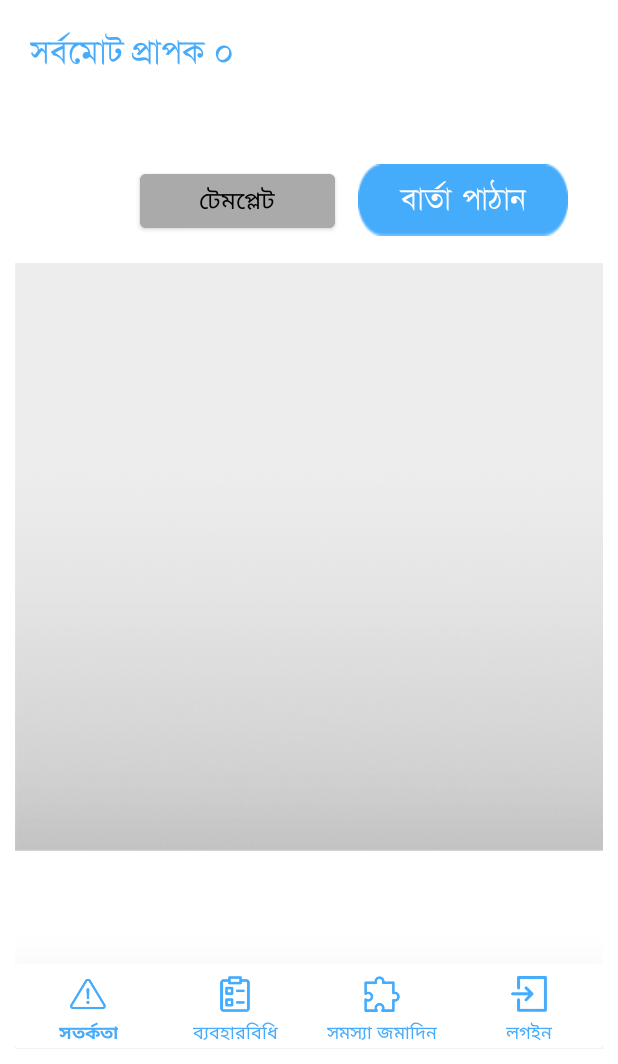
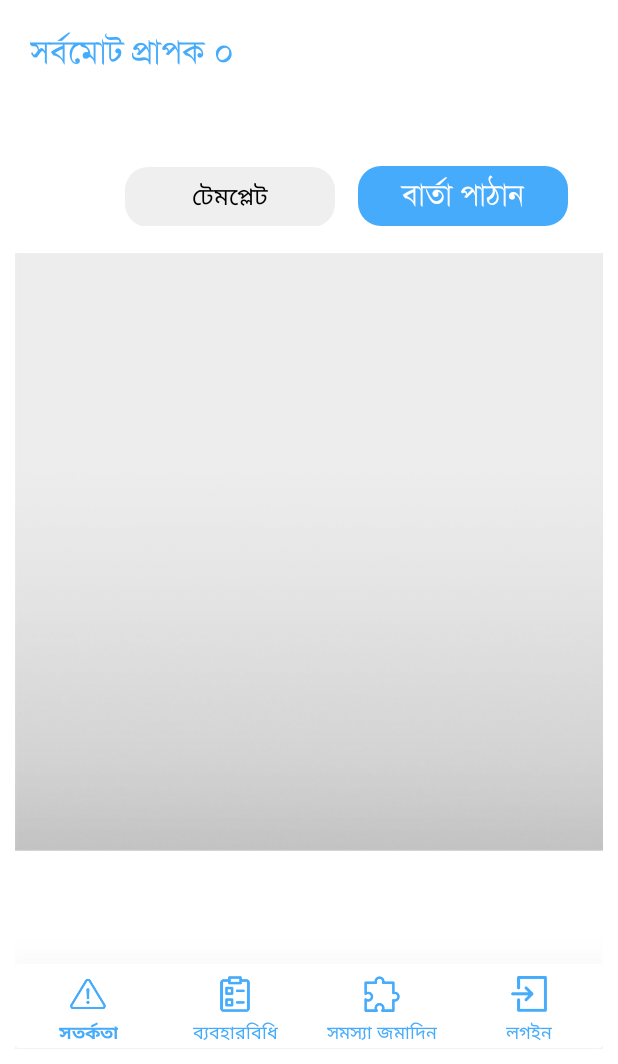
Before and after one commit to ttsagor/GroupMessengerforFishermen, an Android app: the GroupSmsNewMessage screen opened directly, with no data from a screen before it, on a phone screen of 412 x 824 dp, the part 172-1236 px from its top. Run offline under Robolectric (Android 15) with nearby library versions, the phone set to English and light mode, and no system bars; libraries missing offline, so code that uses them is left out: com.itextpdf.text; Roboto replaces fonts that are not available here.

Commit message:
design changing

```diff
--- a/app/src/main/java/bd/dof/groupmessenger/groupmessengerforfishermen/AddTemplate.java
+++ b/app/src/main/java/bd/dof/groupmessenger/groupmessengerforfishermen/AddTemplate.java
@@ -14,6 +14,7 @@ import android.widget.Toast;
 
 import androidx.appcompat.app.ActionBar;
 import androidx.appcompat.app.AppCompatActivity;
+import androidx.appcompat.widget.AppCompatButton;
 
 public class AddTemplate extends AppCompatActivity {
 
@@ -23,7 +24,7 @@ public class AddTemplate extends AppCompatActivity {
         setContentView(R.layout.activity_add_template);
 
         final DbHandler db = new DbHandler(this,null,null,1);
-        final Button addtemplateMsgBoxMessageSave = findViewById(R.id.addtemplateMsgBoxMessageSave);
+        final AppCompatButton addtemplateMsgBoxMessageSave = findViewById(R.id.addtemplateMsgBoxMessageSave);
         final EditText addtemplateMsgBox = (EditText) findViewById(R.id.addtemplateMsgBox);
 
 
--- a/app/src/main/java/bd/dof/groupmessenger/groupmessengerforfishermen/AgeWiseFood.java
+++ b/app/src/main/java/bd/dof/groupmessenger/groupmessengerforfishermen/AgeWiseFood.java
@@ -28,6 +28,7 @@ import android.widget.Toast;
 
 import androidx.appcompat.app.ActionBar;
 import androidx.appcompat.app.AppCompatActivity;
+import androidx.appcompat.widget.AppCompatButton;
 
 import com.itextpdf.text.Document;
 import com.itextpdf.text.Font;
@@ -87,7 +88,7 @@ public class AgeWiseFood extends AppCompatActivity {
         ageWeight = (EditText) findViewById(R.id.ageWeight);
         agePer = (EditText) findViewById(R.id.agePer);
         list = (ListView) findViewById(R.id.scrolAgeList);
-        Button agePonaSubmit = (Button) findViewById(R.id.agePonaSubmit);
+        AppCompatButton agePonaSubmit =  findViewById(R.id.agePonaSubmit);
         week.add("মাছের বয়স");
         fishweight.add("মাছের মোট ওজন (কেজি)");
         foodweight.add("খাদ্যের পরিমান (কেজি)");
--- a/app/src/main/java/bd/dof/groupmessenger/groupmessengerforfishermen/AreaFormula.java
+++ b/app/src/main/java/bd/dof/groupmessenger/groupmessengerforfishermen/AreaFormula.java
@@ -14,6 +14,7 @@ import android.widget.TextView;
 
 import androidx.appcompat.app.ActionBar;
 import androidx.appcompat.app.AppCompatActivity;
+import androidx.appcompat.widget.AppCompatButton;
 
 public class AreaFormula extends AppCompatActivity {
 
@@ -29,7 +30,7 @@ public class AreaFormula extends AppCompatActivity {
     EditText area_formula_height;
     EditText area_formula_width;
 
-    Button area_formula_agePonaSubmit;
+    AppCompatButton area_formula_agePonaSubmit;
 
     ImageView area_formula_SaveImg;
     ImageView area_formula_ShareImg;
@@ -56,7 +57,7 @@ public class AreaFormula extends AppCompatActivity {
 
         area_formula_ShareImg = (ImageView) findViewById(R.id.area_formula_ShareImg);
 
-        area_formula_agePonaSubmit = (Button) findViewById(R.id.area_formula_agePonaSubmit);
+        area_formula_agePonaSubmit =  findViewById(R.id.area_formula_agePonaSubmit);
 
         String fontPath = "fonts/SolaimanLipi.ttf";
         Typeface tf;
--- a/app/src/main/java/bd/dof/groupmessenger/groupmessengerforfishermen/GroupSmsNewMessage.java
+++ b/app/src/main/java/bd/dof/groupmessenger/groupmessengerforfishermen/GroupSmsNewMessage.java
@@ -16,6 +16,7 @@ import android.widget.Toast;
 
 import androidx.appcompat.app.ActionBar;
 import androidx.appcompat.app.AppCompatActivity;
+import androidx.appcompat.widget.AppCompatButton;
 
 import java.util.List;
 
@@ -49,8 +50,8 @@ public class GroupSmsNewMessage extends AppCompatActivity {
         final DbHandler db = new DbHandler(this,null,null,1);
         dbc = db;
         GroupSmsNewMessageTotalFarme=(TextView)findViewById(R.id.GroupSmsNewMessageTotalFarmer);
-        final Button GroupSmsNewMessageSend = (Button) findViewById(R.id.GroupSmsNewMessageSend);
-        final Button GroupSmsNewMessageSave = findViewById(R.id.GroupSmsNewMessageSave);
+        final AppCompatButton GroupSmsNewMessageSend =  findViewById(R.id.GroupSmsNewMessageSend);
+        final AppCompatButton GroupSmsNewMessageSave = findViewById(R.id.GroupSmsNewMessageSave);
         final EditText GroupSmsNewMessageText = (EditText) findViewById(R.id.GroupSmsNewMessageText);
         GroupSmsNewMessageTotalFarme.setText(GroupSmsNewMessageTotalFarme.getText()+" "+pona_mojud.engToBng(String.valueOf(groupsmsfilter.finalRecipient.size())));
         Intent iin= getIntent();
--- a/app/src/main/java/bd/dof/groupmessenger/groupmessengerforfishermen/fertilizer_formula.java
+++ b/app/src/main/java/bd/dof/groupmessenger/groupmessengerforfishermen/fertilizer_formula.java
@@ -14,6 +14,7 @@ import android.widget.TextView;
 
 import androidx.appcompat.app.ActionBar;
 import androidx.appcompat.app.AppCompatActivity;
+import androidx.appcompat.widget.AppCompatButton;
 
 public class fertilizer_formula extends AppCompatActivity {
 
@@ -27,7 +28,7 @@ public class fertilizer_formula extends AppCompatActivity {
     EditText fertilizer_width;
     EditText fertilizer_qunatity;
 
-    Button fertilizer_agePonaSubmit;
+    AppCompatButton fertilizer_agePonaSubmit;
 
     ImageView fertilizer_SaveImg;
     ImageView fertilizer_ShareImg;
@@ -50,7 +51,7 @@ public class fertilizer_formula extends AppCompatActivity {
         fertilizer_width = (EditText) findViewById(R.id.fertilizer_width);
         fertilizer_qunatity = (EditText) findViewById(R.id.fertilizer_qunatity);
 
-        fertilizer_agePonaSubmit = (Button) findViewById(R.id.fertilizer_agePonaSubmit);
+        fertilizer_agePonaSubmit =  findViewById(R.id.fertilizer_agePonaSubmit);
 
         fertilizer_SaveImg = (ImageView) findViewById(R.id.fertilizer_SaveImg);
         fertilizer_ShareImg = (ImageView) findViewById(R.id.fertilizer_ShareImg);
--- a/app/src/main/res/drawable/button_background.xml
+++ b/app/src/main/res/drawable/button_background.xml
@@ -10,9 +10,9 @@
 
     <gradient
         android:angle="90"
-        android:startColor="@color/colorPrimary"
+        android:startColor="@color/colorPrimaryDark"
         android:centerColor="@color/colorPrimaryDark"
-        android:endColor="@color/colorPrimary"
+        android:endColor="@color/colorPrimaryDark"
         android:type="sweep" />
 
 </shape>
--- a/app/src/main/res/layout/activity_add_template.xml
+++ b/app/src/main/res/layout/activity_add_template.xml
@@ -25,8 +25,8 @@
             android:layout_weight=".1"
             android:gravity="right"
             android:paddingRight="10dp">
-            <Button
-                android:backgroundTint="@color/colorPrimaryDark"
+            <androidx.appcompat.widget.AppCompatButton
+               android:background="@drawable/button_background"
                 android:textColor="@android:color/white"
                 android:layout_width="130dp"
                 android:text="টেমপ্লেট"
--- a/app/src/main/res/layout/activity_age_wise_food.xml
+++ b/app/src/main/res/layout/activity_age_wise_food.xml
@@ -114,7 +114,7 @@
                     android:textAppearance="?android:attr/textAppearanceMedium" />
 
 
-                <Button
+                <androidx.appcompat.widget.AppCompatButton
                     android:id="@+id/agePonaSubmit"
                     android:layout_width="match_parent"
                     android:layout_height="50dp"
@@ -122,6 +122,8 @@
                     android:layout_marginEnd="6dp"
                     android:background="@drawable/button_background"
                     android:text="নির্ণয় করুন"
+
+                    android:layout_marginBottom="8dp"
                     android:textColor="@color/windowBackground"
                     android:textSize="15dp" />
 
--- a/app/src/main/res/layout/activity_area_formula.xml
+++ b/app/src/main/res/layout/activity_area_formula.xml
@@ -75,7 +75,7 @@
                     android:textAppearance="?android:attr/textAppearanceMedium" />
 
 
-                <Button
+                <androidx.appcompat.widget.AppCompatButton
                     android:id="@+id/area_formula_agePonaSubmit"
                     android:layout_width="match_parent"
                     android:layout_height="wrap_content"
@@ -98,7 +98,7 @@
             android:gravity="center"
             android:orientation="vertical"
             android:paddingLeft="20dp"
-            android:paddingTop="5dp"
+
             android:paddingRight="20dp">
 
             <LinearLayout
--- a/app/src/main/res/layout/activity_group_sms_new_message.xml
+++ b/app/src/main/res/layout/activity_group_sms_new_message.xml
@@ -41,23 +41,25 @@
     >
 
 
-            <Button
+            <androidx.appcompat.widget.AppCompatButton
                 android:textSize="16sp"
-                android:backgroundTint="@android:color/darker_gray"
-                android:layout_width="130dp"
-                android:layout_height="wrap_content"
+
+                android:layout_width="140dp"
+                android:layout_height="40dp"
                 android:text="টেমপ্লেট"
+                android:background="@drawable/button_background"
+                android:backgroundTint="#eee"
                 android:textAllCaps="false"
                 android:layout_marginEnd="15dp"
                 android:textColor="@android:color/black"
                 android:id="@+id/GroupSmsNewMessageSave"
                 />
 
-            <Button
+            <androidx.appcompat.widget.AppCompatButton
                 android:layout_width="140dp"
-                android:layout_height="wrap_content"
+                android:layout_height="40dp"
                 android:id="@+id/GroupSmsNewMessageSend"
-                android:background="@drawable/button"
+                android:background="@drawable/button_background"
                 android:textColor="@color/textColorPrimary"
                 android:textSize="20dp"
                 android:layout_marginEnd="15dp"
--- a/app/src/main/res/layout/activity_group_sms_sending.xml
+++ b/app/src/main/res/layout/activity_group_sms_sending.xml
@@ -52,7 +52,7 @@
                     android:textColor="@color/textColorPrimary"
 
                     android:layout_width="match_parent"
-                    android:layout_height="match_parent"
+                    android:layout_height="wrap_content"
                     android:textAppearance="?android:attr/textAppearanceLarge"
                     android:text="ক্ষুদেবার্তা প্রেরন প্রক্রিয়াধীন"
                     android:id="@+id/textView2"
```
Also changed, not shown: app/src/main/res/layout/activity_fertilizer_formula.xml (+4 -6 lines), app/src/main/res/layout/activity_khaddo_prooig.xml (+35 -21 lines).
